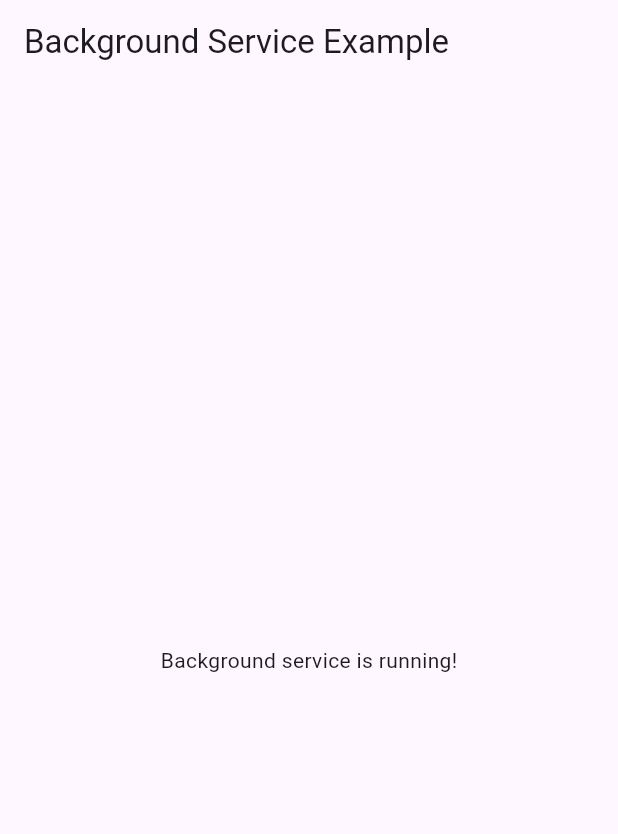
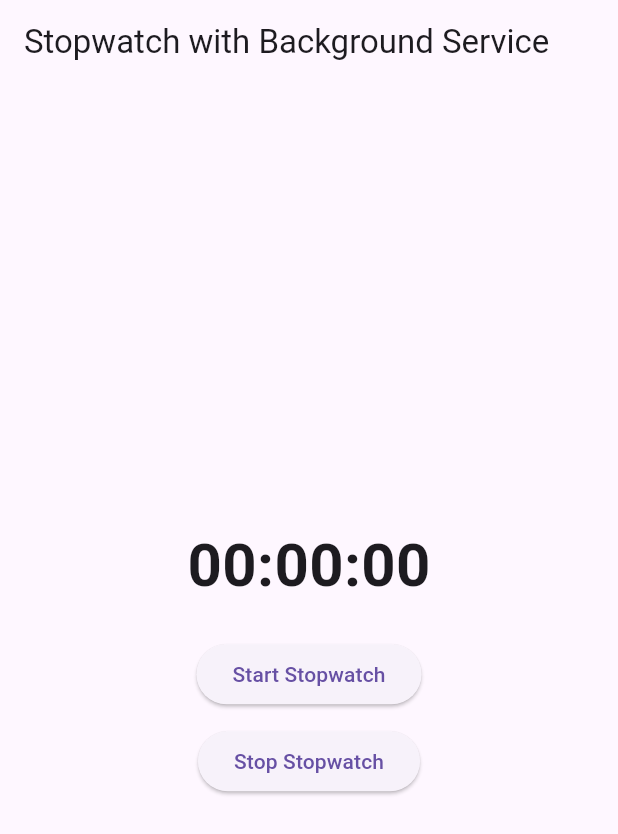
Before and after one commit to sagorahamed1/flutter-background-service, a Flutter app: the screen it shows after launch, on a phone screen of 412 x 824 dp. Shown: the top 834 px of the screen. Run offline on Flutter 3.47's test engine with Material 3 defaults, Android fonts, the phone set to English and light mode, and no system bars; our stand-ins replace flutter_local_notifications, stop_watch_timer; missing offline and left inert: flutter_background_service.

Commit message:
update background service

```diff
--- a/lib/main.dart
+++ b/lib/main.dart
@@ -1,17 +1,18 @@
 import 'dart:async';
 import 'dart:io';
 import 'dart:ui';
-
 import 'package:flutter/material.dart';
 import 'package:flutter_background_service/flutter_background_service.dart';
 import 'package:flutter_local_notifications/flutter_local_notifications.dart';
+import 'package:stop_watch_timer/stop_watch_timer.dart';
 
 final FlutterLocalNotificationsPlugin flutterLocalNotificationsPlugin = FlutterLocalNotificationsPlugin();
+final StopWatchTimer _stopWatchTimer = StopWatchTimer(mode: StopWatchMode.countUp);
 
 const AndroidNotificationChannel notificationChannel = AndroidNotificationChannel(
-  "coding_is_life_foreground", // চ্যানেলের ইউনিক আইডি
-  "Coding is Life Foreground", // ব্যবহারকারীর জন্য বন্ধুত্বপূর্ণ নাম
-  description: "This channel is used for foreground service notifications",
+  "stopwatch_foreground",
+  "Stopwatch Foreground",
+  description: "This channel is used for stopwatch notifications",
   importance: Importance.high,
 );
 
@@ -24,54 +25,69 @@ void main() async {
 Future<void> initService() async {
   var service = FlutterBackgroundService();
 
+  // Initialize local notifications
   if (Platform.isIOS) {
     await flutterLocalNotificationsPlugin.initialize(
       const InitializationSettings(iOS: DarwinInitializationSettings()),
     );
   }
 
-  await flutterLocalNotificationsPlugin.resolvePlatformSpecificImplementation<AndroidFlutterLocalNotificationsPlugin>()
+  await flutterLocalNotificationsPlugin
+      .resolvePlatformSpecificImplementation<AndroidFlutterLocalNotificationsPlugin>()
       ?.createNotificationChannel(notificationChannel);
 
+  // Configure the background service
   await service.configure(
-    iosConfiguration: IosConfiguration(onBackground: iosBackground, onForeground: onStart),
+    iosConfiguration: IosConfiguration(
+      onBackground: iosBackground,
+      onForeground: onStart,
+    ),
     androidConfiguration: AndroidConfiguration(
       onStart: onStart,
       isForegroundMode: true,
       autoStart: true,
       notificationChannelId: notificationChannel.id,
-      initialNotificationTitle: "Coding Life Service",
-      initialNotificationContent: "Awesome content",
-      foregroundServiceNotificationId: 90,
+      initialNotificationTitle: "Stopwatch Service",
+      initialNotificationContent: "Counting time...",
+      foregroundServiceNotificationId: 100,
     ),
   );
+
+  service.startService(); // Ensure the service starts
 }
 
-/// সার্ভিস শুরু করার জন্য পদ্ধতি
 @pragma("vm:entry-point")
 void onStart(ServiceInstance service) {
   DartPluginRegistrant.ensureInitialized();
 
-  Timer.periodic(const Duration(seconds: 2), (timer) {
+  _stopWatchTimer.onStartTimer();
+
+  Timer.periodic(const Duration(seconds: 1), (timer) {
+    // if (service.) {
+    //   _stopWatchTimer.onStopTimer();
+    //   timer.cancel();
+    // } else {
+      final currentTime = _stopWatchTimer.rawTime.value;
+      final displayTime = StopWatchTimer.getDisplayTime(currentTime, hours: true, milliSecond: false);
+
       flutterLocalNotificationsPlugin.show(
-      90,
-      "Cool Service",
-      "Awesome ${DateTime.now()}",
+        100,
+        "Stopwatch Running",
+        displayTime,
         NotificationDetails(
           android: AndroidNotificationDetails(
             notificationChannel.id,
             notificationChannel.name,
-          // description: "notificationChannel.description",
             ongoing: true,
             importance: Importance.high,
-          icon: "app_icon"
+            icon: "app_icon",
           ),
         ),
       );
+    // }
   });
 }
 
-/// iOS ব্যাকগ্রাউন্ড টাস্ক হ্যান্ডলার
 @pragma("vm:entry-point")
 Future<bool> iosBackground(ServiceInstance service) async {
   WidgetsFlutterBinding.ensureInitialized();
@@ -80,20 +96,81 @@ Future<bool> iosBackground(ServiceInstance service) async {
 }
 
 class MyApp extends StatelessWidget {
-  const MyApp({Key? key}) : super(key: key);
+  const MyApp({super.key});
 
   @override
   Widget build(BuildContext context) {
     return MaterialApp(
-      title: 'Flutter Background Service',
-      home: Scaffold(
+      title: 'Stopwatch Background Service',
+      theme: ThemeData(
+        primarySwatch: Colors.blue,
+      ),
+      home: const StopwatchScreen(),
+    );
+  }
+}
+
+class StopwatchScreen extends StatefulWidget {
+  const StopwatchScreen({super.key});
+
+  @override
+  State<StopwatchScreen> createState() => _StopwatchScreenState();
+}
+
+class _StopwatchScreenState extends State<StopwatchScreen> {
+  @override
+  void initState() {
+    super.initState();
+    _stopWatchTimer.rawTime.listen((value) {
+      setState(() {});
+    });
+  }
+
+  @override
+  Widget build(BuildContext context) {
+    return Scaffold(
       appBar: AppBar(
-          title: const Text('Background Service Example'),
+        title: const Text('Stopwatch with Background Service'),
       ),
       body: Center(
-          child: Text('Background service is running!'),
+        child: Column(
+          mainAxisAlignment: MainAxisAlignment.center,
+          children: [
+            StreamBuilder<int>(
+              stream: _stopWatchTimer.rawTime,
+              initialData: _stopWatchTimer.rawTime.value,
+              builder: (context, snapshot) {
+                final value = snapshot.data!;
+                final displayTime = StopWatchTimer.getDisplayTime(value, hours: true, milliSecond: false);
+                return Text(
+                  displayTime,
+                  style: const TextStyle(fontSize: 40, fontWeight: FontWeight.bold),
+                );
+              },
+            ),
+            const SizedBox(height: 20),
+            ElevatedButton(
+              onPressed: () {
+                _stopWatchTimer.onStartTimer();
+              },
+              child: const Text('Start Stopwatch'),
+            ),
+            const SizedBox(height: 10),
+            ElevatedButton(
+              onPressed: () {
+                _stopWatchTimer.onStopTimer();
+              },
+              child: const Text('Stop Stopwatch'),
+            ),
+          ],
         ),
       ),
     );
   }
+
+  @override
+  void dispose() {
+    _stopWatchTimer.dispose();
+    super.dispose();
   }
+}
--- a/pubspec.yaml
+++ b/pubspec.yaml
@@ -14,6 +14,7 @@ dependencies:
   cupertino_icons: ^1.0.6
   flutter_local_notifications: ^17.2.2
   flutter_background_service: ^5.0.10
+  stop_watch_timer: ^3.2.0
 
 dev_dependencies:
   flutter_test:
```
Also changed, not shown: pubspec.lock. Lines whose indentation alone changed are shown as unchanged.
